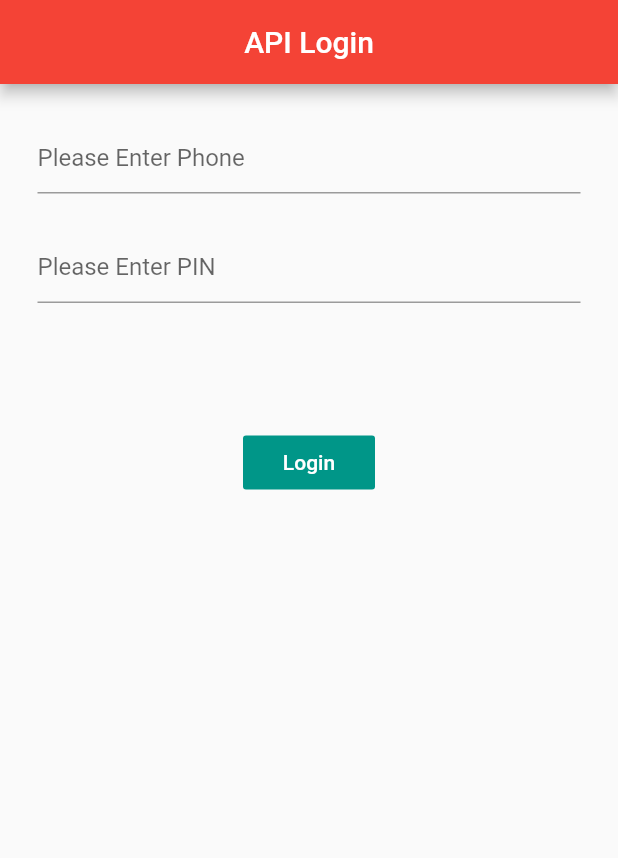
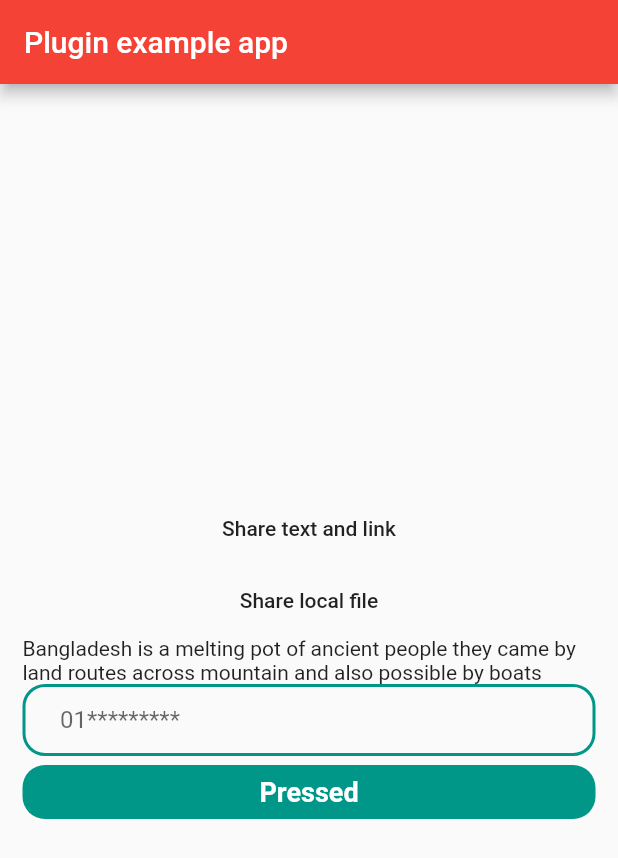
Before and after one commit to SHAMOL-KUMAR-DAS/practise, a Flutter app: the screen it shows after launch, on a phone screen of 412 x 824 dp. Shown: the top 858 px of the screen. Run offline on Flutter 3.47's test engine with Material 2 defaults, Android fonts, the phone set to English and light mode, and no system bars; our stand-ins replace azlistview, carousel_slider, cloud_firestore, firebase_auth, firebase_storage, fluttertoast and 3 more; missing offline and left inert: documents_picker, email_auth, flutter_share; accounts and stored records are empty.

Commit message:
'configure_part'

```diff
--- /dev/null
+++ b/lib/Config/config_button.dart
@@ -0,0 +1,44 @@
+// import 'package:flutter/material.dart';
+//
+// class ButtonConfig extends StatefulWidget {
+//
+//   var text, press;
+//   ButtonConfig({this.text, this.press});
+//
+//   @override
+//   _ButtonConfigState createState() => _ButtonConfigState();
+// }
+//
+// class _ButtonConfigState extends State<ButtonConfig> {
+//   @override
+//   Widget build(BuildContext context) {
+//     return FlatButton(
+//       color: Colors.red,
+//         onPressed: widget.press,
+//         child: Text(widget.text)
+//     );
+//   }
+// }
+
+import 'package:flutter/material.dart';
+import 'package:practise/Config/config_color.dart';
+
+class ButtonConfig extends StatelessWidget {
+
+  var text, press;
+  ButtonConfig({this.text, this.press});
+
+  @override
+  Widget build(BuildContext context) {
+    Size size = MediaQuery.of(context).size;
+    return FlatButton(
+      minWidth: size.width,
+        color: buttonColor,
+        shape: RoundedRectangleBorder(
+          borderRadius: BorderRadius.circular(15),
+        ),
+        onPressed: press,
+        child: Text(text,style: buttonStyle,)
+    );
+  }
+}
--- /dev/null
+++ b/lib/Config/config_color.dart
@@ -0,0 +1,9 @@
+import 'package:flutter/material.dart';
+
+const buttonTextColor = Color(0xFFffffff);
+
+const buttonColor = Colors.teal;
+
+const appBarColor = Colors.red;
+
+const buttonStyle = TextStyle(fontSize: 18, color: buttonTextColor, fontWeight: FontWeight.w600, wordSpacing: 12);
--- /dev/null
+++ b/lib/SHARE/shareing.dart
@@ -0,0 +1,148 @@
+// import 'package:flutter/material.dart';
+// import 'dart:async';
+//
+// import 'package:flutter/services.dart';
+// import 'package:flutter_share/flutter_share.dart';
+// import 'package:documents_picker/documents_picker.dart';
+//
+// void main() => runApp(MyApp());
+//
+// class MyApp extends StatelessWidget {
+//   Future<void> share() async {
+//     await FlutterShare.share(
+//         title: 'Example share',
+//         text: 'Example share text',
+//         linkUrl: 'https://flutter.dev/',
+//         chooserTitle: 'Example Chooser Title'
+//     );
+//   }
+//
+//   Future<void> shareFile() async {
+//     List<dynamic> docs = await DocumentsPicker.pickDocuments;
+//     if (docs == null || docs.isEmpty) return null;
+//
+//     await FlutterShare.shareFile(
+//       title: 'Example share',
+//       text: 'Example share text',
+//       filePath: docs[0] as String,
+//     );
+//   }
+//
+//   @override
+//   Widget build(BuildContext context) {
+//     return MaterialApp(
+//       home: Scaffold(
+//         appBar: AppBar(
+//           title: const Text('Plugin example app'),
+//         ),
+//         body: Center(
+//           child: Column(
+//             crossAxisAlignment: CrossAxisAlignment.center,
+//             mainAxisAlignment: MainAxisAlignment.center,
+//             children: <Widget>[
+//               FlatButton(
+//                 child: Text('Share text and link'),
+//                 onPressed: share,
+//               ),
+//               FlatButton(
+//                 child: Text('Share local file'),
+//                 onPressed: shareFile,
+//               ),
+//             ],
+//           ),
+//         ),
+//       ),
+//     );
+//   }
+// }
+
+import 'package:documents_picker/documents_picker.dart';
+import 'package:flutter/material.dart';
+import 'package:flutter_share/flutter_share.dart';
+import 'package:practise/Config/config_button.dart';
+
+class ShareData extends StatefulWidget {
+  @override
+  _ShareDataState createState() => _ShareDataState();
+}
+
+class _ShareDataState extends State<ShareData> {
+
+    Future<void> share() async {
+    await FlutterShare.share(
+        title: 'Example share',
+        text: 'Example share text',
+        linkUrl: 'https://flutter.dev/',
+        chooserTitle: 'Example Chooser Title'
+    );
+  }
+
+  Future<void> shareFile() async {
+    List<dynamic> docs = await DocumentsPicker.pickDocuments;
+    if (docs == null || docs.isEmpty) return null;
+
+    await FlutterShare.shareFile(
+      title: 'Example share',
+      text: 'Example share text',
+      filePath: docs[0] as String,
+    );
+  }
+
+  @override
+  Widget build(BuildContext context) {
+    return Scaffold(
+        appBar: AppBar(
+          title: const Text('Plugin example app'),
+        ),
+        body: Container(
+          padding: EdgeInsets.only(left: 15, right: 15),
+          child: Column(
+            crossAxisAlignment: CrossAxisAlignment.center,
+            mainAxisAlignment: MainAxisAlignment.center,
+            children:
+            [
+              FlatButton(
+                child: Text('Share text and link'),
+                onPressed: share,
+              ),
+              FlatButton(
+                child: Text('Share local file'),
+                onPressed: shareFile,
+              ),
+              Text('Bangladesh is a melting pot of ancient people they came by land routes across mountain and also possible by boats'),
+              TextFormField(
+                maxLength: 50,
+                decoration: InputDecoration(
+                  counter: Offstage(),
+                  contentPadding: EdgeInsets.only(left: 25, right: 25),
+                  hintText: 'Please Enter Your Name',
+                  labelText: '01*********',
+                  enabledBorder: OutlineInputBorder(
+                    borderSide: BorderSide(
+                      color: Colors.teal,
+                      width: 2
+                    ),
+                    borderRadius: BorderRadius.circular(15)
+                  ),
+                  focusedBorder: OutlineInputBorder(
+                    borderSide: BorderSide(
+                      color: Colors.teal,
+                      width: 2
+                    ),
+                    borderRadius: BorderRadius.circular(20)
+                  ),
+
+                ),
+              ),
+              ButtonConfig(
+                text: 'Pressed',
+                press: (){
+                  Navigator.pop(context);
+                },
+              )
+            ],
+          ),
+        ),
+      );
+  }
+}
--- a/lib/main.dart
+++ b/lib/main.dart
@@ -1,8 +1,11 @@
 import 'package:flutter/material.dart';
+import 'package:google_fonts/google_fonts.dart';
 import 'package:practise/API_LOGIN/design.dart';
 import 'package:practise/AtoZSorting/alphabet_scroll_page.dart';
 import 'package:practise/CarouselSlider/carousel_slider.dart';
 import 'package:practise/Provider/design_image.dart';
+import 'package:practise/Provider/simple_output.dart';
+import 'package:practise/SHARE/shareing.dart';
 import 'package:practise/Sign_In/sign_in.dart';
 import 'package:practise/TabBar_And_TabBarView/tabbar.dart';
 import 'package:practise/api.dart';
@@ -20,11 +23,13 @@ import 'package:provider/provider.dart';
 
 import 'API/get_data.dart';
 import 'Provider/Get_Image.dart';
+import 'Provider/simple_class.dart';
 
 void main() {
   runApp(MultiProvider(
     providers: [
-      ChangeNotifierProvider(create: (_)=>Get_Image(),),
+      ChangeNotifierProvider(create: (_)=>Get_Image()),
+      ChangeNotifierProvider(create: (_)=>SimpleClass()),
     ],
       child: MyApp()));
 }
@@ -35,7 +40,11 @@ class MyApp extends StatelessWidget {
     return MaterialApp(
       title: 'Flutter Demo',
       theme: ThemeData(
+        textTheme: GoogleFonts.mcLarenTextTheme(
+          Theme.of(context).textTheme
+        ),
         primarySwatch: Colors.red,
+        primaryColor: Colors.red
       ),
       //home: JsonParseDemo(),
       //home: Installment_Page(),
@@ -46,7 +55,9 @@ class MyApp extends StatelessWidget {
       //home: TabExample(),
       //home: Carousel(),
       //home: GetData(),
-      home: DesignPage(''),
+      //home: DesignPage(''),
+      //home: SimpleDesign(),
+      home: ShareData(),
       //home: LoginPage(),
       //home: API_Call(),
       //home: Design(),
--- a/pubspec.yaml
+++ b/pubspec.yaml
@@ -43,12 +43,16 @@ dependencies:
   intl: ^0.17.0
   azlistview: ^1.1.1 #A_Z ListView
   carousel_slider: ^4.0.0 # Carousel Slider Scrolling
+  fluttertoast: ^8.0.8
+  flutter_local_notifications: ^5.0.0+4
+  flutter_share: ^2.0.0
+  documents_picker: ^1.0.0
+  google_fonts: ^2.1.0
 
 
 dev_dependencies:
   flutter_test:
     sdk: flutter
-  shared_preferences: any
 
 # For information on the generic Dart part of this file, see the
 # following page: https://dart.dev/tools/pub/pubspec
```
Also changed, not shown: lib/API_LOGIN/api.dart (+21 -4 lines), lib/API_LOGIN/design.dart (+51 -34 lines), lib/NOTIFICATION/send_notification.dart (added, +143 -0 lines), lib/Provider/simple_class.dart (added, +17 -0 lines), lib/Provider/simple_output.dart (added, +34 -0 lines), pubspec.lock, 2 other files.
